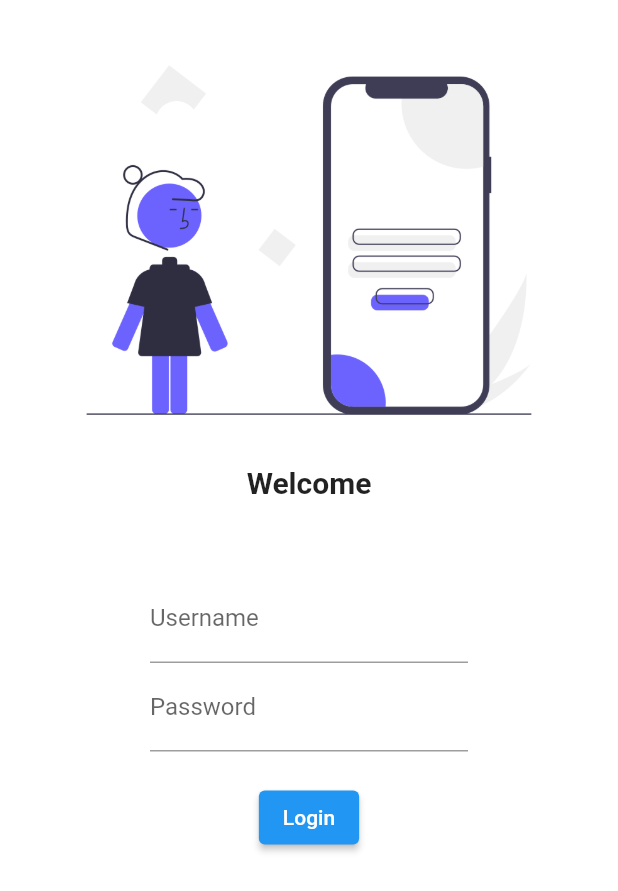
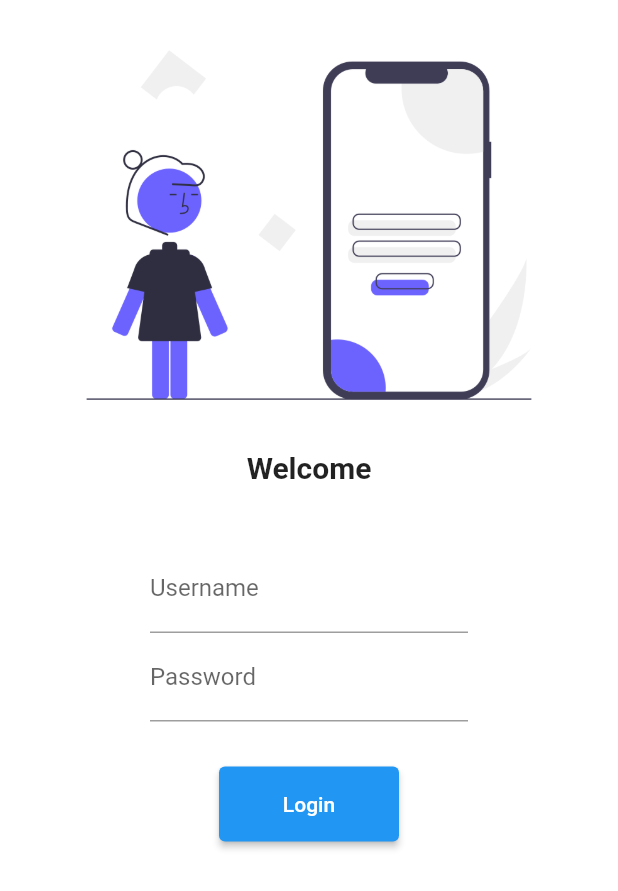
Before and after one commit to poojasalla14/flutter_catalog, a Flutter app: the screen it shows after launch, on a phone screen of 412 x 824 dp. Shown: the top 891 px of the screen. Run offline on Flutter 3.47's test engine with Material 2 defaults, Android fonts, the phone set to English and light mode, and no system bars.

Commit message:
Day5 Completed

```diff
--- a/lib/main.dart
+++ b/lib/main.dart
@@ -1,6 +1,7 @@
 import 'package:flutter/material.dart';
 import 'package:flutter_catalog/pages/homepage.dart';
 import 'package:flutter_catalog/pages/login_page.dart';
+import 'package:flutter_catalog/util/routes.dart';
 
 void main() {
   runApp(const MyApp());
@@ -21,8 +22,9 @@ class MyApp extends StatelessWidget {
           brightness: Brightness.dark,
         ),
         routes: {
-          "/": (context) => const LoginPage(),
-          "/home": (context) => const Homepage(),
+          "/" :(context) => const LoginPage(),
+          MyRoute.loginpage: (context) => const LoginPage(),
+          MyRoute.homepage: (context) => const Homepage(),
         });
   }
 }
--- a/lib/pages/login_page.dart
+++ b/lib/pages/login_page.dart
@@ -1,6 +1,9 @@
 // ignore_for_file: prefer_const_constructors
 
+
 import 'package:flutter/material.dart';
+
+import '../util/routes.dart';
 
 class LoginPage extends StatelessWidget {
   const LoginPage({Key? key}) : super(key: key);
@@ -9,12 +12,9 @@ class LoginPage extends StatelessWidget {
   Widget build(BuildContext context) {
     return Material(
         color: Colors.white,
+        child: SingleChildScrollView(
           child: Column(
               // ignore: prefer_const_literals_to_create_immutables
-            children: [
-              Padding(
-                padding: const EdgeInsets.symmetric(vertical: 10.0),
-                child: Column(
               children: [
                 Image.asset("assets/images/login_image.png",
                     fit: BoxFit.contain, height: 300),
@@ -27,9 +27,6 @@ class LoginPage extends StatelessWidget {
                 ),
                 SizedBox(
                   height: 20,
-                    ),
-                  ],
-                ),
                 ),
                 Padding(
                   padding:
@@ -49,19 +46,20 @@ class LoginPage extends StatelessWidget {
                         ),
                       ),
                       SizedBox(
-                      height: 20,
+                        height: 30,
                       ),
                       ElevatedButton(
                         onPressed: () {
                           // ignore: avoid_print
-                        print("hello");
+                          Navigator.pushNamed(context, MyRoute.homepage);
                         },
                         child: Text("Login"),
-                      style: TextButton.styleFrom(),
+                        style: TextButton.styleFrom(minimumSize: Size(120, 50)),
                       ),
                     ],
                   ),
                 ),
-            ]));
+              ]),
+        ));
   }
 }
--- /dev/null
+++ b/lib/util/routes.dart
@@ -0,0 +1,4 @@
+class MyRoute {
+  static String loginpage = "/login";
+  static String homepage = "/home";
+}
```
Lines whose indentation alone changed are shown as unchanged.
